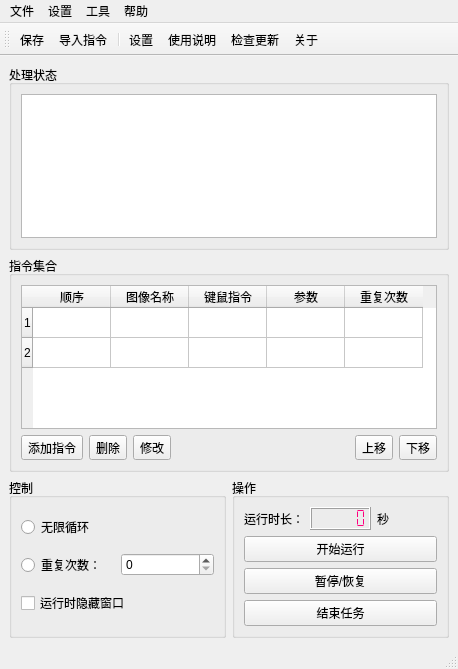
Above: 窗体/mainwindow.ui from FsterThanLight/Clicker before the change. Below: the same form after it.
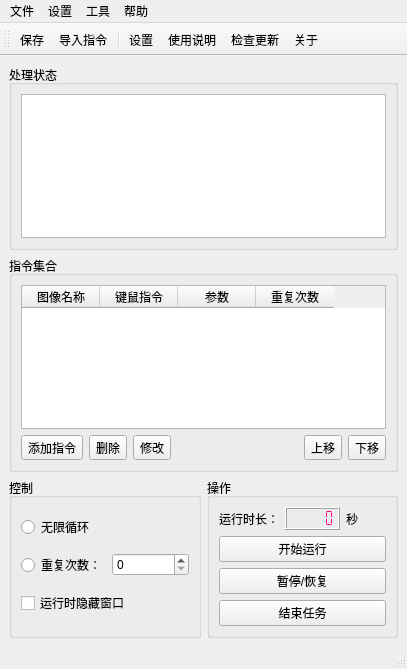
That is the form after the change. Icons and pictures are not drawn.

```diff
--- a/窗体/mainwindow.ui
+++ b/窗体/mainwindow.ui
@@ -6,7 +6,7 @@
    <rect>
     <x>0</x>
     <y>0</y>
-    <width>458</width>
+    <width>407</width>
     <height>669</height>
    </rect>
   </property>
@@ -115,34 +115,9 @@
          <attribute name="horizontalHeaderDefaultSectionSize">
           <number>78</number>
          </attribute>
-         <row>
-          <property name="text">
-           <string>1</string>
-          </property>
-          <property name="textAlignment">
-           <set>AlignCenter</set>
-          </property>
-         </row>
-         <row>
-          <property name="text">
-           <string>2</string>
-          </property>
-         </row>
-         <column>
-          <property name="text">
-           <string>顺序</string>
-          </property>
-          <property name="textAlignment">
-           <set>AlignCenter</set>
-          </property>
-          <property name="background">
-           <color>
-            <red>255</red>
-            <green>0</green>
-            <blue>0</blue>
-           </color>
-          </property>
-         </column>
+         <attribute name="verticalHeaderDefaultSectionSize">
+          <number>30</number>
+         </attribute>
          <column>
           <property name="text">
            <string>图像名称</string>
@@ -163,46 +138,6 @@
            <string>重复次数</string>
           </property>
          </column>
-         <item row="0" column="0">
-          <property name="text">
-           <string/>
-          </property>
-         </item>
-         <item row="0" column="1">
-          <property name="text">
-           <string/>
-          </property>
-         </item>
-         <item row="0" column="2">
-          <property name="text">
-           <string/>
-          </property>
-         </item>
-         <item row="0" column="3">
-          <property name="text">
-           <string/>
-          </property>
-         </item>
-         <item row="1" column="0">
-          <property name="text">
-           <string/>
-          </property>
-         </item>
-         <item row="1" column="1">
-          <property name="text">
-           <string/>
-          </property>
-         </item>
-         <item row="1" column="2">
-          <property name="text">
-           <string/>
-          </property>
-         </item>
-         <item row="1" column="3">
-          <property name="text">
-           <string/>
-          </property>
-         </item>
         </widget>
        </item>
       </layout>
@@ -324,7 +259,7 @@
     <rect>
      <x>0</x>
      <y>0</y>
-     <width>458</width>
+     <width>407</width>
      <height>26</height>
     </rect>
    </property>
```
